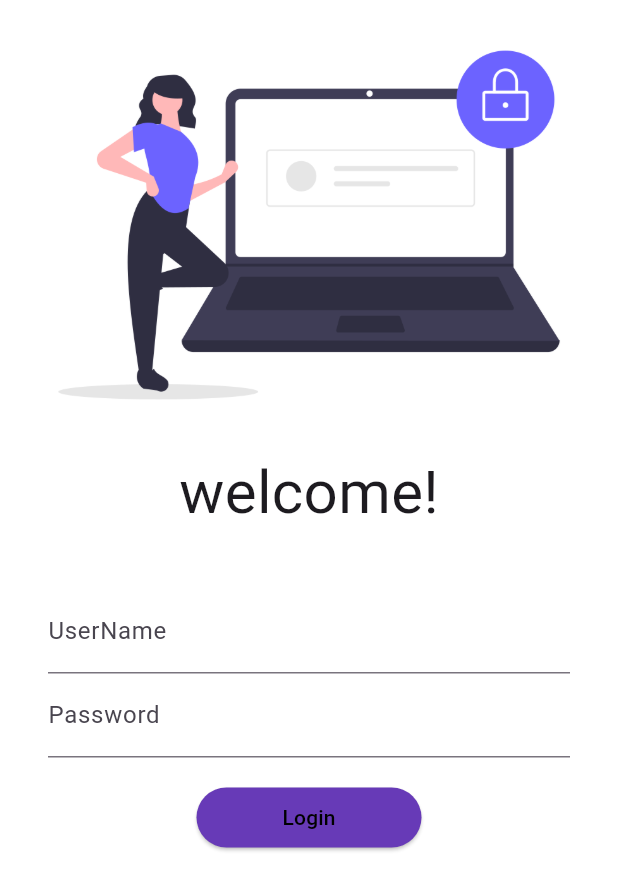
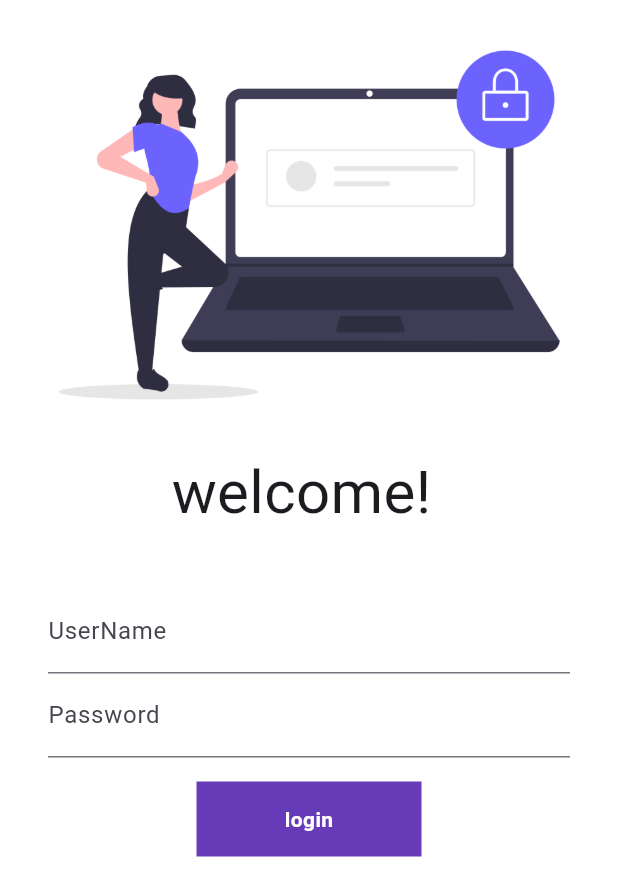
Before and after one commit to ssnjitm/flutter30, a Flutter app: the screen it shows after launch, on a phone screen of 412 x 824 dp. Shown: the top 896 px of the screen. Run offline on Flutter 3.47's test engine with Material 3 defaults, Android fonts, the phone set to English and light mode, and no system bars.

```diff
--- a/lib/pages/login_page.dart
+++ b/lib/pages/login_page.dart
@@ -1,9 +1,16 @@
 import 'package:codepurs/utils/routes.dart';
 import 'package:flutter/material.dart';
 
-class LoginPage extends StatelessWidget {
+class LoginPage extends StatefulWidget {
   const LoginPage({super.key});
 
+  @override
+  State<LoginPage> createState() => _LoginPageState();
+}
+
+class _LoginPageState extends State<LoginPage> {
+  String name = "";
+  bool changedButton = false;
   @override
   Widget build(BuildContext context) {
     return Material(
@@ -16,7 +23,7 @@
                 height: 300,
                 fit: BoxFit.cover,
               ),
-              Text("welcome!",
+              Text("welcome! $name",
                   style: TextStyle(
                     fontSize: 40,
                   )),
@@ -33,6 +40,10 @@
                         hintText: "Enter UserName",
                         labelText: "UserName",
                       ),
+                      onChanged: (value) {
+                        name = value;
+                        setState(() {});
+                      },
                     ),
                     TextFormField(
                       obscureText: true,
@@ -44,14 +55,40 @@
                   ],
                 ),
               ),
-              ElevatedButton(
-                child: Text('Login', style: TextStyle(color: Colors.black)),
-                onPressed: () {
+              // ElevatedButton(
+              //   child: Text('Login', style: TextStyle(color: Colors.black)),
+              //   onPressed: () {
+              //     Navigator.pushNamed(context, MyRoutes.homeRoute);
+              //   },
+              //   style: TextButton.styleFrom(
+              //       minimumSize: Size(150, 40),
+              //       backgroundColor: Colors.deepPurple),
+
+              // ),
+              InkWell(
+                onTap: () async {
+                  setState(() {
+                    changedButton = true;
+                  });
+                  await Future.delayed(Duration(seconds: 1));
                   Navigator.pushNamed(context, MyRoutes.homeRoute);
                 },
-                style: TextButton.styleFrom(
-                    minimumSize: Size(150, 40),
-                    backgroundColor: Colors.deepPurple),
+                child: AnimatedContainer(
+                  duration: Duration(seconds: 1),
+                  height: 50,
+                  width: changedButton ? 100 : 150,
+                  alignment: Alignment.center,
+                  child: changedButton
+                      ? Icon(Icons.done, color: Colors.white)
+                      : Text(
+                          'login',
+                          style: TextStyle(
+                              fontWeight: FontWeight.bold, color: Colors.white),
+                        ),
+                  decoration: BoxDecoration(
+                    color: Colors.deepPurple,
+                  ),
+                ),
               ),
             ],
           ),
```
